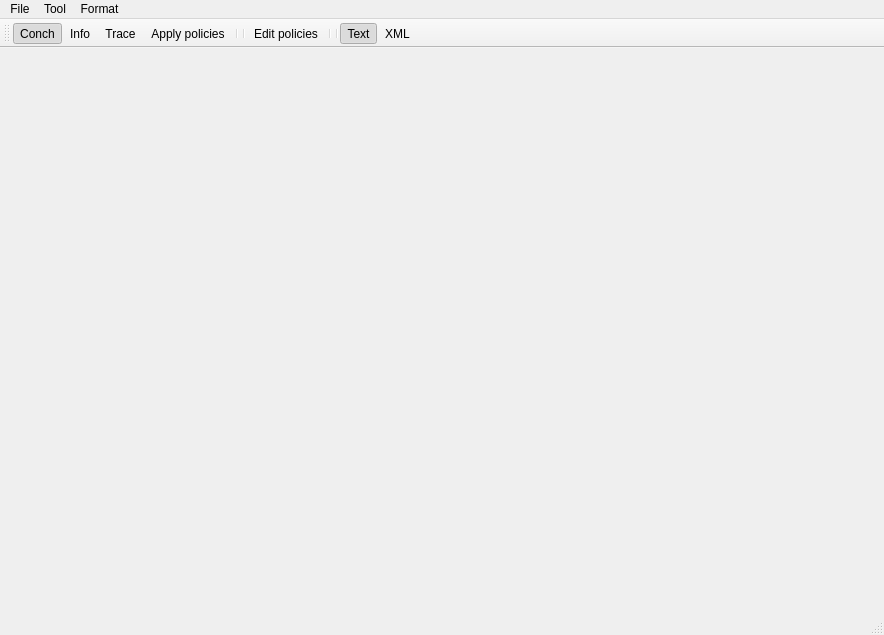
Before: the Qt Designer form Source/GUI/Qt/mainwindow.ui in MediaArea/MediaConch_SourceCode, drawn with Qt 5.
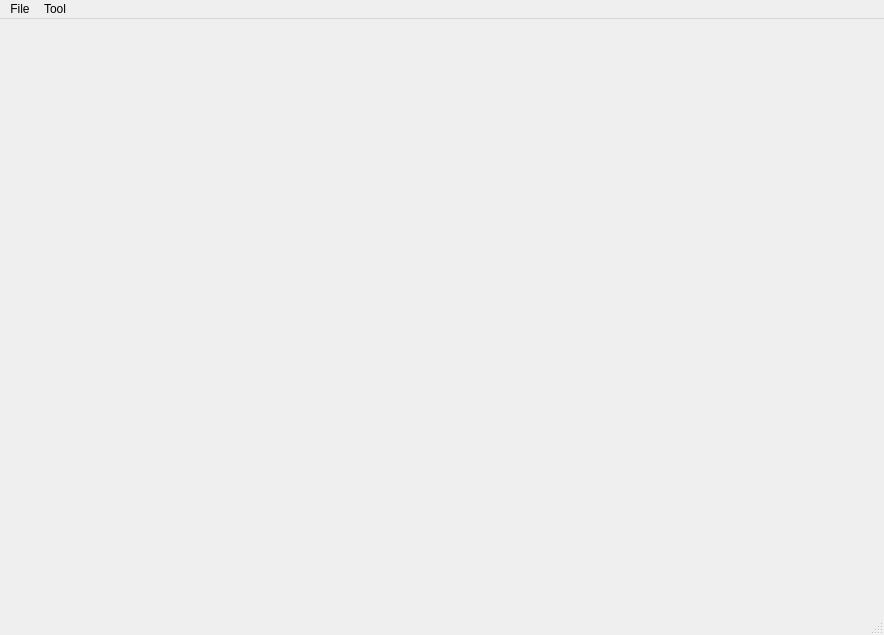
After: the same form once the commit is applied.

```diff
--- a/Source/GUI/Qt/mainwindow.ui
+++ b/Source/GUI/Qt/mainwindow.ui
@@ -26,7 +26,7 @@
      <x>0</x>
      <y>0</y>
      <width>884</width>
-     <height>20</height>
+     <height>27</height>
     </rect>
    </property>
    <widget class="QMenu" name="menuFile">
@@ -50,35 +50,8 @@
     <addaction name="actionSchematron"/>
     <addaction name="actionPolicies"/>
    </widget>
-   <widget class="QMenu" name="menuFormat">
-    <property name="title">
-     <string>Format</string>
-    </property>
-    <addaction name="actionText"/>
-    <addaction name="actionXml"/>
-   </widget>
    <addaction name="menuFile"/>
    <addaction name="menuTool"/>
-   <addaction name="menuFormat"/>
-  </widget>
-  <widget class="QToolBar" name="mainToolBar">
-   <attribute name="toolBarArea">
-    <enum>TopToolBarArea</enum>
-   </attribute>
-   <attribute name="toolBarBreak">
-    <bool>false</bool>
-   </attribute>
-   <addaction name="actionConch"/>
-   <addaction name="actionInfo"/>
-   <addaction name="actionTrace"/>
-   <addaction name="actionSchematron"/>
-   <addaction name="separator"/>
-   <addaction name="separator"/>
-   <addaction name="actionPolicies"/>
-   <addaction name="separator"/>
-   <addaction name="separator"/>
-   <addaction name="actionText"/>
-   <addaction name="actionXml"/>
   </widget>
   <widget class="QStatusBar" name="statusBar"/>
   <action name="actionOpen">
@@ -109,31 +82,7 @@
     <bool>true</bool>
    </property>
    <property name="text">
-    <string>Conch</string>
-   </property>
-  </action>
-  <action name="actionInfo">
-   <property name="checkable">
-    <bool>true</bool>
-   </property>
-   <property name="text">
-    <string>Info</string>
-   </property>
-  </action>
-  <action name="actionTrace">
-   <property name="checkable">
-    <bool>true</bool>
-   </property>
-   <property name="text">
-    <string>Trace</string>
-   </property>
-  </action>
-  <action name="actionSchematron">
-   <property name="checkable">
-    <bool>true</bool>
-   </property>
-   <property name="text">
-    <string>Apply policies</string>
+    <string>Checker</string>
    </property>
   </action>
   <action name="actionPolicies">
@@ -141,26 +90,7 @@
     <bool>true</bool>
    </property>
    <property name="text">
-    <string>Edit policies</string>
-   </property>
-  </action>
-  <action name="actionText">
-   <property name="checkable">
-    <bool>true</bool>
-   </property>
-   <property name="checked">
-    <bool>true</bool>
-   </property>
-   <property name="text">
-    <string>Text</string>
-   </property>
-  </action>
-  <action name="actionXml">
-   <property name="checkable">
-    <bool>true</bool>
-   </property>
-   <property name="text">
-    <string>XML</string>
+    <string>Policies</string>
    </property>
   </action>
   <action name="actionCloseAll">
```
Left out of the diff: 7 changed lines with no effect on the pictures.
